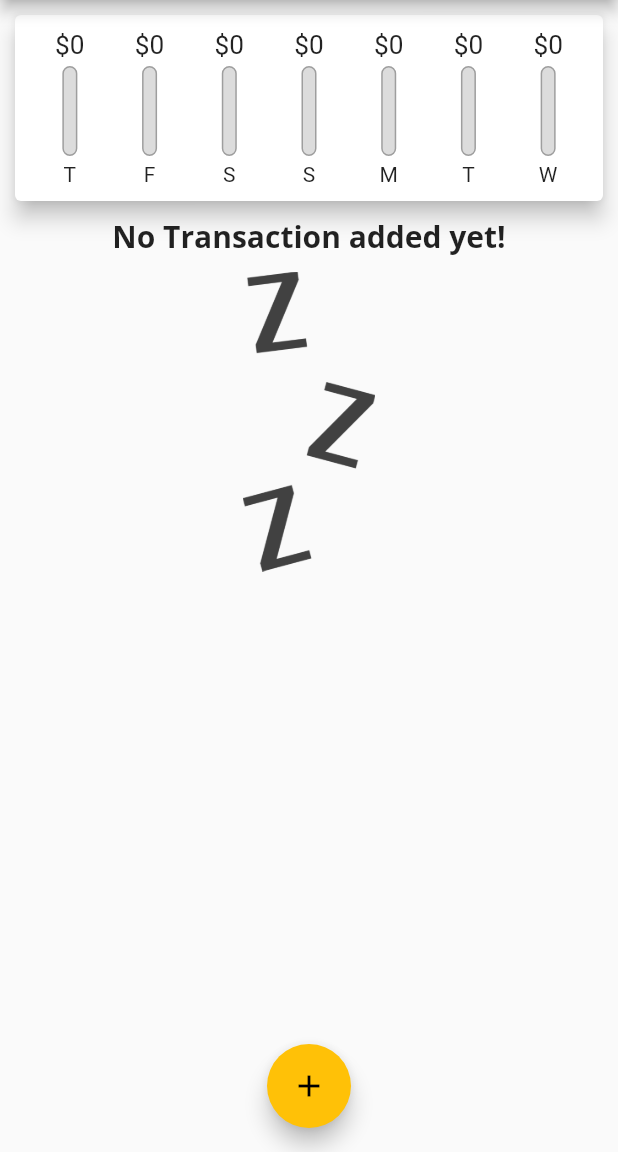
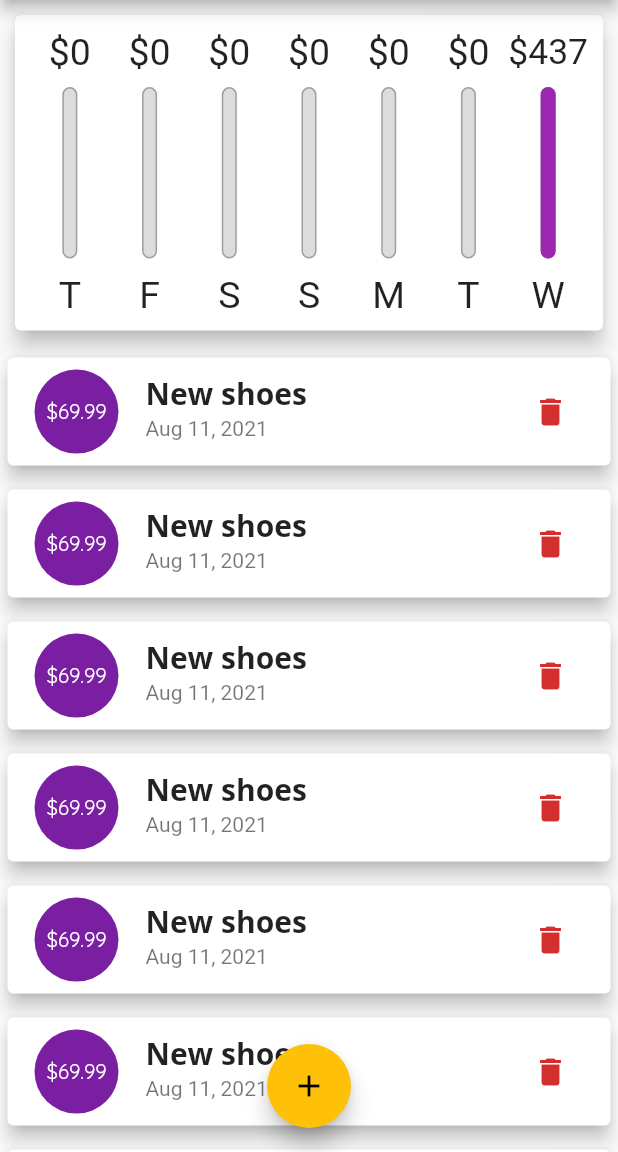
Before and after one commit to ArslanChaudhry007/Personal-Expenses, a Flutter app: the screen it shows after launch, on a phone screen of 412 x 824 dp, the part 84-1236 px from its top. Run offline on Flutter 3.47's test engine with Material 2 defaults, Android fonts, the phone set to English and light mode, and no system bars.

Commit message:
working on responsiveness. adding layout builder. adding condition on the based of orientation.

```diff
--- a/lib/main.dart
+++ b/lib/main.dart
@@ -3,7 +3,6 @@
 import 'package:personal_expenses/widgets/chart.dart';
 import 'package:personal_expenses/widgets/new_transaction.dart';
 import 'package:personal_expenses/widgets/transaction_list.dart';
-import 'models/transaction.dart';
 import 'models/transaction.dart';
 import 'package:flutter/services.dart';
 
@@ -49,14 +48,26 @@
 
 class _MyHomePageState extends State<MyHomePage> {
   final List<Transaction> _userTrasaction = [
-//    Transaction(
-//        id: '1', title: 'New shoes', amount: 69.99, date: DateTime.now()),
-//    Transaction(
-//        id: '2',
-//        title: 'Weekly Grcessiors',
-//        amount: 16.99,
-//        date: DateTime.now()),
+    Transaction(
+        id: '1', title: 'New shoes', amount: 69.99, date: DateTime.now()),
+    Transaction(
+        id: '1', title: 'New shoes', amount: 69.99, date: DateTime.now()),
+    Transaction(
+        id: '1', title: 'New shoes', amount: 69.99, date: DateTime.now()),
+    Transaction(
+        id: '1', title: 'New shoes', amount: 69.99, date: DateTime.now()),
+    Transaction(
+        id: '1', title: 'New shoes', amount: 69.99, date: DateTime.now()),
+    Transaction(
+        id: '1', title: 'New shoes', amount: 69.99, date: DateTime.now()),
+    Transaction(
+        id: '2',
+        title: 'Weekly Grcessiors',
+        amount: 16.99,
+        date: DateTime.now()),
   ];
+
+  bool _showChart = false;
 
   List<Transaction> get _recentTransactions {
     return _userTrasaction.where((txt) {
@@ -101,8 +112,9 @@
 
   @override
   Widget build(BuildContext context) {
-    return Scaffold(
-      appBar: AppBar(
+    final isLandscape =
+        MediaQuery.of(context).orientation == Orientation.landscape;
+    final appBar = AppBar(
       title: Text('Personal Expenses'),
       actions: [
         IconButton(
@@ -110,14 +122,53 @@
           onPressed: () => startAddNewTransaction(context),
         ),
       ],
-      ),
+    );
+    final txListWidget = Container(
+        height: (MediaQuery.of(context).size.height -
+                appBar.preferredSize.height -
+                MediaQuery.of(context).padding.top) *
+            0.7,
+        child: TransactionList(_userTrasaction, _deleteTransaction));
+
+    return Scaffold(
+      appBar: appBar,
       body: SingleChildScrollView(
         child: Column(
           //  mainAxisAlignment: MainAxisAlignment.spaceAround,
           crossAxisAlignment: CrossAxisAlignment.stretch,
           children: [
-            Chart(_recentTransactions),
-            TransactionList(_userTrasaction, _deleteTransaction),
+            if (isLandscape)
+              Row(
+                mainAxisAlignment: MainAxisAlignment.center,
+                children: [
+                  Text('Show Chart'),
+                  Switch(
+                      value: _showChart,
+                      activeColor: Colors.purple,
+                      onChanged: (val) {
+                        setState(() {
+                          _showChart = val;
+                        });
+                      }),
+                ],
+              ),
+            if (!isLandscape)
+              Container(
+                  height: (MediaQuery.of(context).size.height -
+                          appBar.preferredSize.height -
+                          MediaQuery.of(context).padding.top) *
+                      0.3,
+                  child: Chart(_recentTransactions)),
+            if (!isLandscape) txListWidget,
+            if (isLandscape)
+              _showChart
+                  ? Container(
+                      height: (MediaQuery.of(context).size.height -
+                              appBar.preferredSize.height -
+                              MediaQuery.of(context).padding.top) *
+                          0.7,
+                      child: Chart(_recentTransactions))
+                  : txListWidget,
           ],
         ),
       ),
--- a/lib/widgets/chart.dart
+++ b/lib/widgets/chart.dart
@@ -39,8 +39,6 @@
 
   @override
   Widget build(BuildContext context) {
-  //  print(groupTransactionValue);
-    print('amount ${totalSpending}');
     return Card(
       elevation: 6,
       margin: EdgeInsets.all(10),
--- a/lib/widgets/chart_bar.dart
+++ b/lib/widgets/chart_bar.dart
@@ -9,20 +9,21 @@
 
   @override
   Widget build(BuildContext context) {
-    print(spendingAmount);
-    print(spendingPctOfTotal);
+    return LayoutBuilder(
+      builder: (ctx, constraint) {
         return Column(
           children: [
             Container(
-          height: 20,
-          child: FittedBox(child: Text('\$${spendingAmount.toStringAsFixed(0)}'),
+              height: constraint.maxHeight * 0.15,
+              child: FittedBox(
+                child: Text('\$${spendingAmount.toStringAsFixed(0)}'),
               ),
             ),
             SizedBox(
-          height: 4,
+              height: constraint.maxHeight * 0.05,
             ),
             Container(
-          height: 60,
+              height: constraint.maxHeight * 0.60,
               width: 10,
               child: Stack(
                 children: [
@@ -45,10 +46,15 @@
               ),
             ),
             SizedBox(
-          height: 4,
+              height: constraint.maxHeight * 0.05,
             ),
-        Text(label),
+            Container(
+              height: constraint.maxHeight * 0.15,
+              child: FittedBox(child: Text(label)),
+            ),
           ],
+        );
+      },
     );
   }
 }
--- a/lib/widgets/transaction_list.dart
+++ b/lib/widgets/transaction_list.dart
@@ -10,10 +10,9 @@
 
   @override
   Widget build(BuildContext context) {
-    return Container(
-      height: 450,
-      child: userTrasaction.isEmpty
-          ? Column(
+    return userTrasaction.isEmpty
+        ? LayoutBuilder(builder: (ctx, constraints) {
+            return Column(
               children: [
                 Text(
                   'No Transaction added yet!',
@@ -23,13 +22,14 @@
                   height: 10,
                 ),
                 Container(
-                    height: 200,
+                    height: constraints.maxHeight * 0.60,
                     child: Image.asset(
                       'assets/images/waiting.png',
                       fit: BoxFit.cover,
                     )),
               ],
-            )
+            );
+          })
         : ListView.builder(
             itemBuilder: (ctx, index) {
               return Card(
@@ -62,7 +62,6 @@
               );
             },
             itemCount: userTrasaction.length,
-            ),
           );
   }
 }
```
Lines whose indentation alone changed are shown as unchanged.
